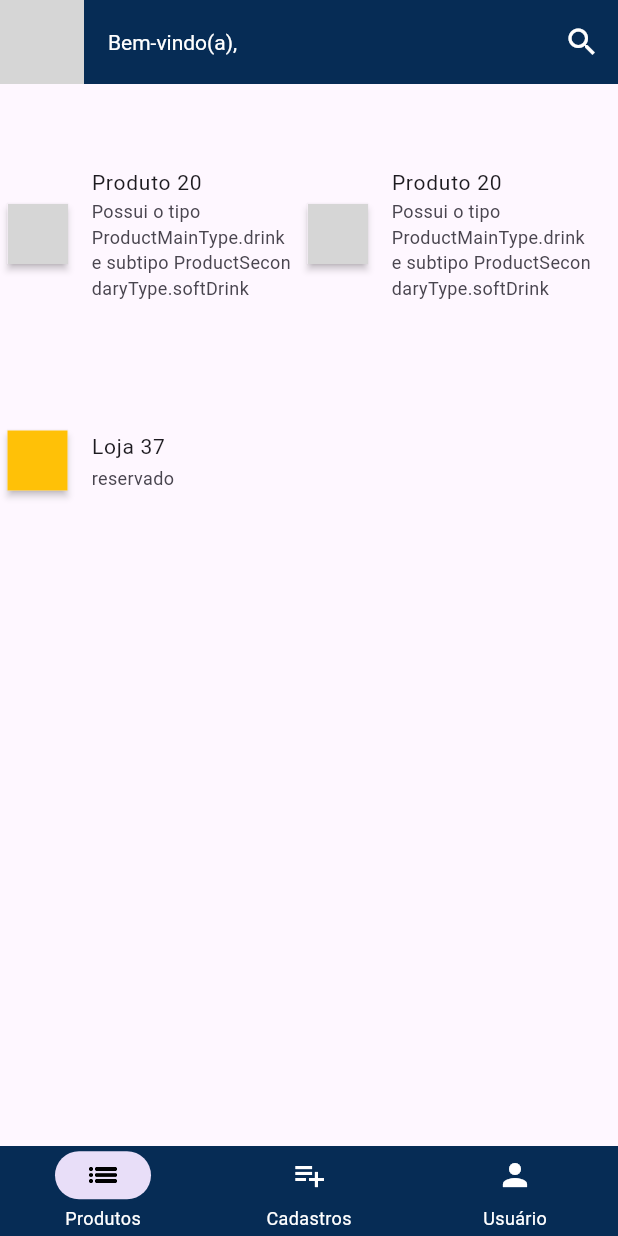
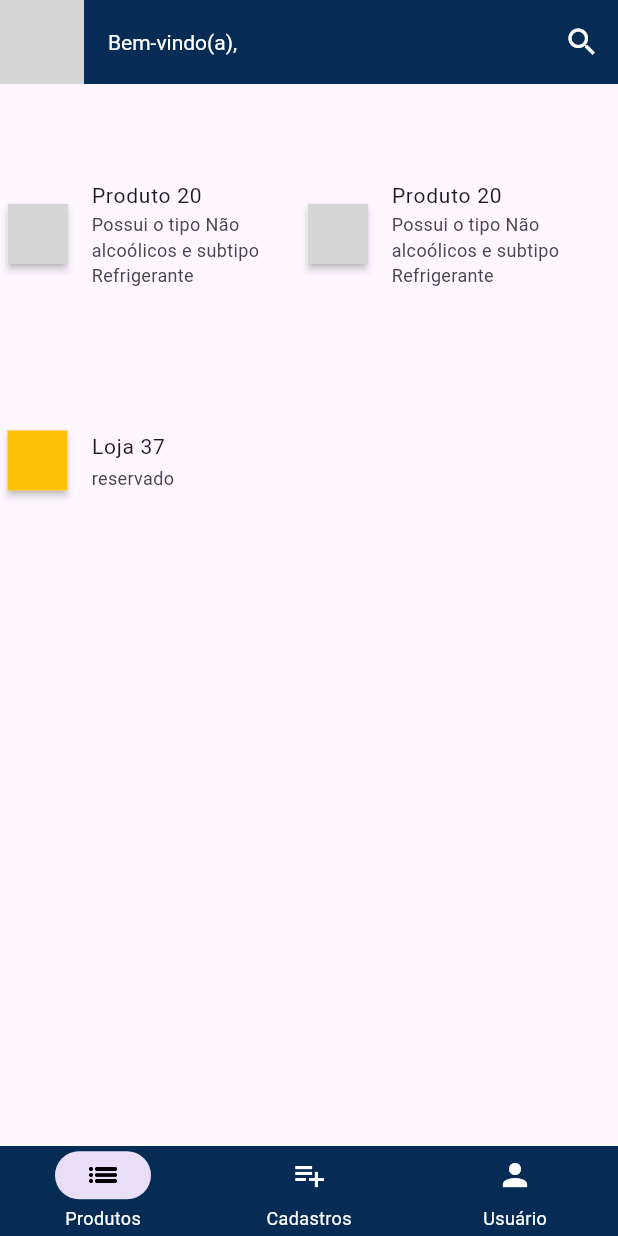
Before and after one commit to lucaswnn/Comizy, a Flutter app: the HomeScreen screen opened by its route, on a phone screen of 412 x 824 dp. Run offline on Flutter 3.47's test engine with Material 3 defaults, Android fonts, the light colour scheme and no system bars; our stand-ins replace supabase_flutter; accounts and stored records are empty; grey boxes are pictures that could not be loaded.

Commit message:
mudança telas loja e productType

```diff
--- a/lib/routes.dart
+++ b/lib/routes.dart
@@ -6,7 +6,8 @@ import 'package:comizy/screens/home/home_screen.dart';
 import 'package:comizy/screens/home/offer_register_screen.dart';
 import 'package:comizy/screens/home/product_detail_screen.dart';
 import 'package:comizy/screens/home/search_screen.dart';
-import 'package:comizy/screens/home/shop_detail_screen.dart';
+import 'package:comizy/screens/home/shop/shop_category_screen.dart';
+import 'package:comizy/screens/home/shop/shop_screen.dart';
 import 'package:comizy/tads/offer.dart';
 import 'package:flutter/material.dart';
 import 'package:comizy/values/app_routes.dart';
@@ -58,7 +59,10 @@ class Routes {
         return getRoute(widget: const ProductDetailScreen());
 
       case AppRoutes.shopDetails:
-        return getRoute(widget: const ShopDetailScreen());
+        return getRoute(widget: const ShopScreen());
+
+      case AppRoutes.shopDetailsCategory:
+        return getRoute(widget: const ShopCategoryScreen());
 
       case AppRoutes.offerRegister:
         return getRoute<Offer>(widget: const OfferRegisterScreen());
--- a/lib/services/change_notifiers/navigation_change_notifier.dart
+++ b/lib/services/change_notifiers/navigation_change_notifier.dart
@@ -1,34 +1,48 @@
 import 'package:comizy/tads/product.dart';
+import 'package:comizy/tads/product_type.dart';
 import 'package:comizy/tads/shop.dart';
 import 'package:flutter/material.dart';
 
-class NavigationChangeNotifier extends ChangeNotifier{
+class NavigationChangeNotifier extends ChangeNotifier {
   Product? _currentProduct;
 
   Product? get currentProduct => _currentProduct;
 
-  set currentProduct(Product? product){
+  set currentProduct(Product? product) {
     _currentProduct = product;
     notifyListeners();
   }
 
-  void clearCurrentProduct(){
+  void clearCurrentProduct() {
     _currentProduct = null;
     notifyListeners();
   }
-
 
   Shop? _currentShop;
 
   Shop? get currentShop => _currentShop;
 
-  set currentShop(Shop? shop){
+  set currentShop(Shop? shop) {
     _currentShop = shop;
     notifyListeners();
   }
 
-  void clearCurrentShop(){
+  void clearCurrentShop() {
     _currentShop = null;
     notifyListeners();
   }
+
+  ProductCategory? _currentCategory;
+
+  ProductCategory? get currentCategory => _currentCategory;
+
+  set currentCategory(ProductCategory? category) {
+    _currentCategory = category;
+    notifyListeners();
+  }
+
+  void clearCurrentCategory() {
+    _currentCategory = null;
+    notifyListeners();
+  }
 }
--- a/lib/tads/market.dart
+++ b/lib/tads/market.dart
@@ -36,7 +36,18 @@ class Market {
       .toSet()
       .toList();
 
-  List<Offer> shopOffers(Shop shop) => _offers.where((offer)=> offer.shop == shop).toList();
+  List<Offer> shopOffers(Shop shop) =>
+      _offers.where((offer) => offer.shop == shop).toList();
+
+  List<Offer> shopOffersByCategory(
+    Shop shop,
+    ProductCategory category,
+  ) =>
+      _offers
+          .where((offer) =>
+              offer.shop == shop &&
+              offer.product.productType.mainCategory == category)
+          .toList();
 
   List<ProductType> shopProductTypes(Shop shop) =>
       shopProducts(shop).map((product) => product.productType).toSet().toList();
--- a/lib/tads/product_type.dart
+++ b/lib/tads/product_type.dart
@@ -1,41 +1,51 @@
 import 'package:flutter/material.dart';
 
-enum ProductMainType {
+enum ProductCategory {
   drink('Não alcoólicos', Icons.no_drinks),
   alcoholic('Alcoólicos', Icons.local_drink);
 
   final String label;
   final IconData icon;
 
-  const ProductMainType(this.label, this.icon);
+  const ProductCategory(this.label, this.icon);
+
+  @override
+  toString() => label;
 }
 
-enum ProductSecondaryType {
-  whiskey,
-  vodka,
-  softDrink,
-  water,
-  gin,
+enum ProductSubcategory {
+  whiskey('Whisky'),
+  vodka('Vodka'),
+  softDrink('Refrigerante'),
+  water('Água'),
+  gin('Gin');
+
+  final String label;
+
+  const ProductSubcategory(this.label);
+
+  @override
+  toString() => label;
 }
 
 class ProductType {
-  final ProductMainType mainType;
-  final ProductSecondaryType secondaryType;
+  final ProductCategory mainCategory;
+  final ProductSubcategory subcategory;
 
   const ProductType({
-    required this.mainType,
-    required this.secondaryType,
+    required this.mainCategory,
+    required this.subcategory,
   });
 
-  static const Map<ProductMainType, Set<ProductSecondaryType>> mainTypeMap = {
-    ProductMainType.drink: {
-      ProductSecondaryType.softDrink,
-      ProductSecondaryType.water,
+  static const Map<ProductCategory, Set<ProductSubcategory>> mainTypeMap = {
+    ProductCategory.drink: {
+      ProductSubcategory.softDrink,
+      ProductSubcategory.water,
     },
-    ProductMainType.alcoholic: {
-      ProductSecondaryType.gin,
-      ProductSecondaryType.vodka,
-      ProductSecondaryType.whiskey,
+    ProductCategory.alcoholic: {
+      ProductSubcategory.gin,
+      ProductSubcategory.vodka,
+      ProductSubcategory.whiskey,
     },
   };
 }
--- a/lib/utils/test_database.dart
+++ b/lib/utils/test_database.dart
@@ -11,13 +11,13 @@ final testProducts = List<Product>.generate(
   50,
   (index) {
     final random = Random();
-    final typeValues = ProductMainType.values;
+    final typeValues = ProductCategory.values;
     final type = typeValues[random.nextInt(typeValues.length)];
-    final subtypeValues = ProductSecondaryType.values;
+    final subtypeValues = ProductSubcategory.values;
     final subtype = subtypeValues[random.nextInt(subtypeValues.length)];
     final productType = ProductType(
-      mainType: type,
-      secondaryType: subtype,
+      mainCategory: type,
+      subcategory: subtype,
     );
     return Product(
         name: 'Produto $index',
--- a/lib/values/app_routes.dart
+++ b/lib/values/app_routes.dart
@@ -11,4 +11,5 @@ class AppRoutes {
   static const String offerRegister = '/home/cadastro_oferta';
   static const String productDetails = '/home/detalhes_produto';
   static const String shopDetails = '/home/detalhes_loja';
+  static const String shopDetailsCategory = '/home/detalhes_loja/categoria';
 }
--- a/lib/widgets/product_type_dropdown_button.dart
+++ b/lib/widgets/product_type_dropdown_button.dart
@@ -3,9 +3,9 @@ import 'package:comizy/values/app_colors.dart';
 import 'package:flutter/material.dart';
 
 class ProductTypeDropdownButton extends StatefulWidget {
-  final List<ProductMainType> mainTypes;
-  final void Function(ProductMainType) onChanged;
-  final ProductMainType firstSelected;
+  final List<ProductCategory> mainTypes;
+  final void Function(ProductCategory) onChanged;
+  final ProductCategory firstSelected;
 
   const ProductTypeDropdownButton({
     super.key,
@@ -23,7 +23,7 @@ class _ProductTypeDropdownButtonState extends State<ProductTypeDropdownButton> {
   final LayerLink _layerLink = LayerLink();
   OverlayEntry? _overlayEntry;
   bool _isExpanded = false;
-  late ProductMainType _selected;
+  late ProductCategory _selected;
   final double _borderRadius = 20;
 
   @override
@@ -49,7 +49,7 @@ class _ProductTypeDropdownButtonState extends State<ProductTypeDropdownButton> {
     });
   }
 
-  void _onSelected(ProductMainType type) {
+  void _onSelected(ProductCategory type) {
     _overlayEntry?.remove();
     _overlayEntry = null;
     setState(() {
```
Also changed, not shown: lib/screens/home/shop/shop_category_screen.dart (added, +70 -0 lines), lib/screens/home/shop/shop_screen.dart (renamed from lib/screens/home/shop_detail_screen.dart, +11 -70 lines).
